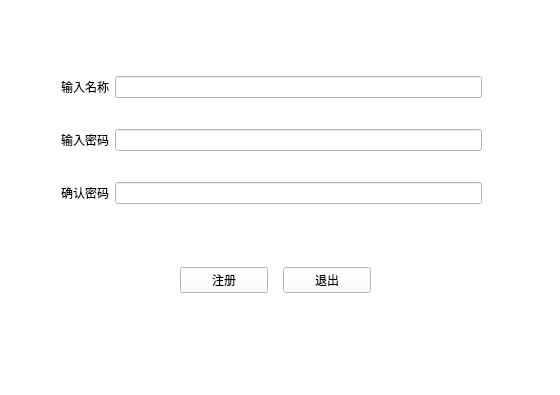
Before: the Qt Designer form bin/QT-myChat-Client/regis.ui in Alanxtl/QT-myChat, drawn with Qt 5.
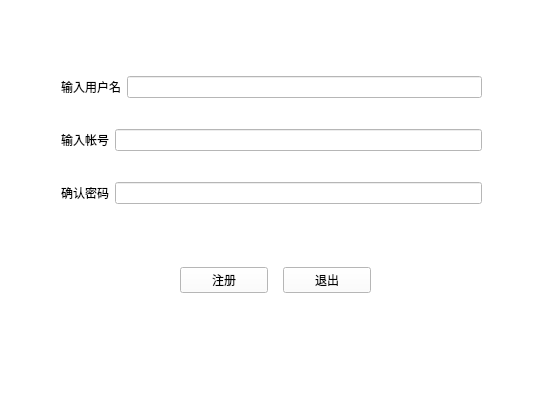
After: the same form once the commit is applied. Icons and pictures are not drawn.

Commit message: 增加ip输入框

The edit to the form file:
```diff
--- a/bin/QT-myChat-Client/regis.ui
+++ b/bin/QT-myChat-Client/regis.ui
@@ -62,7 +62,7 @@
        <item>
         <widget class="QLabel" name="namel">
          <property name="text">
-          <string>输入名称</string>
+          <string>输入用户名</string>
          </property>
         </widget>
        </item>
@@ -76,7 +76,7 @@
        <item>
         <widget class="QLabel" name="pwdl">
          <property name="text">
-          <string>输入密码</string>
+          <string>输入帐号</string>
          </property>
         </widget>
        </item>
```
Left out of the diff: 2 changed lines with no effect on the pictures. The commit also changes 14 other files.
